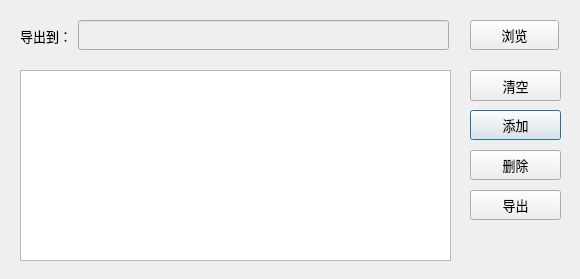
First picture: the form in qt_ui/output_static_win/win_ui.ui, repository ShenWei-HopeNoBug/mock-api-server, before the edit.
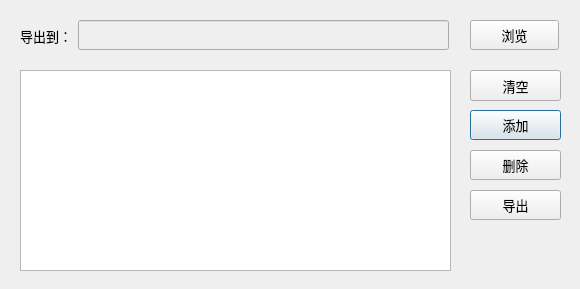
Second picture: the form after the edit.

The edit to the form file:
```diff
--- a/qt_ui/output_static_win/win_ui.ui
+++ b/qt_ui/output_static_win/win_ui.ui
@@ -7,7 +7,7 @@
     <x>0</x>
     <y>0</y>
     <width>580</width>
-    <height>279</height>
+    <height>289</height>
    </rect>
   </property>
   <property name="font">
@@ -105,7 +105,7 @@
      <x>20</x>
      <y>70</y>
      <width>431</width>
-     <height>191</height>
+     <height>201</height>
     </rect>
    </property>
    <property name="font">
```
